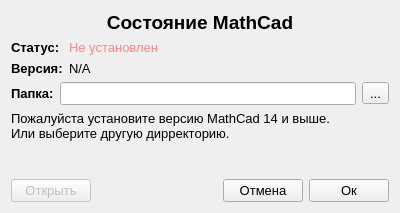
Before: the Qt Designer form mathcadwindow.ui in gurmaaan/WeldAnalysis, drawn with Qt 5.
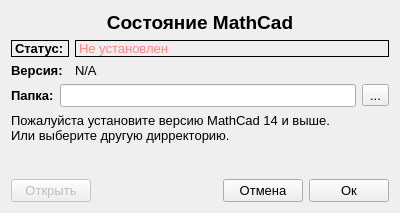
After: the same form once the commit is applied.

Patch:
```diff
--- a/mathcadwindow.ui
+++ b/mathcadwindow.ui
@@ -53,6 +53,9 @@
          <bold>true</bold>
         </font>
        </property>
+       <property name="frameShape">
+        <enum>QFrame::Panel</enum>
+       </property>
        <property name="text">
         <string>Статус:</string>
        </property>
@@ -66,6 +69,9 @@
          <pointsize>10</pointsize>
         </font>
        </property>
+       <property name="frameShape">
+        <enum>QFrame::Panel</enum>
+       </property>
        <property name="text">
         <string>&lt;html&gt;&lt;head/&gt;&lt;body&gt;&lt;p&gt;&lt;span style=&quot; color:#ff8585;&quot;&gt;Не установлен&lt;/span&gt;&lt;/p&gt;&lt;/body&gt;&lt;/html&gt;</string>
        </property>
```
